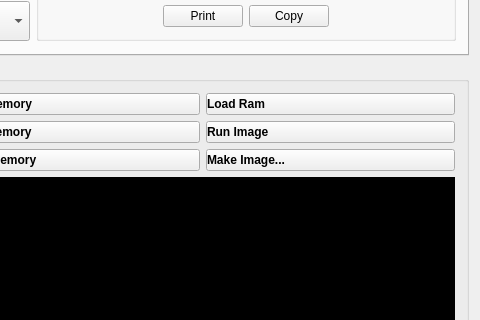
Before: the Qt Designer form mainwindow.ui in hassanibi/espflasher, drawn with Qt 5; both pictures show x 328 to 808 and y 204 to 524 of the 808 by 607 pixel window.
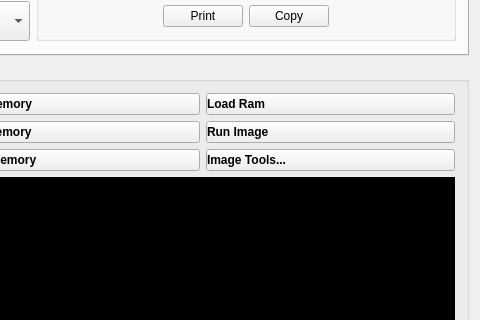
After: the same form once the commit is applied. Icons and pictures are not drawn. Custom widgets are drawn as their Qt base class.

What changed in the file:
```diff
--- a/mainwindow.ui
+++ b/mainwindow.ui
@@ -570,7 +570,7 @@
             <string notr="true">text-align:left;font-weight:bold;</string>
            </property>
            <property name="text">
-            <string>Make Image...</string>
+            <string>Image Tools...</string>
            </property>
            <property name="icon">
             <iconset resource="resource.qrc">
```
